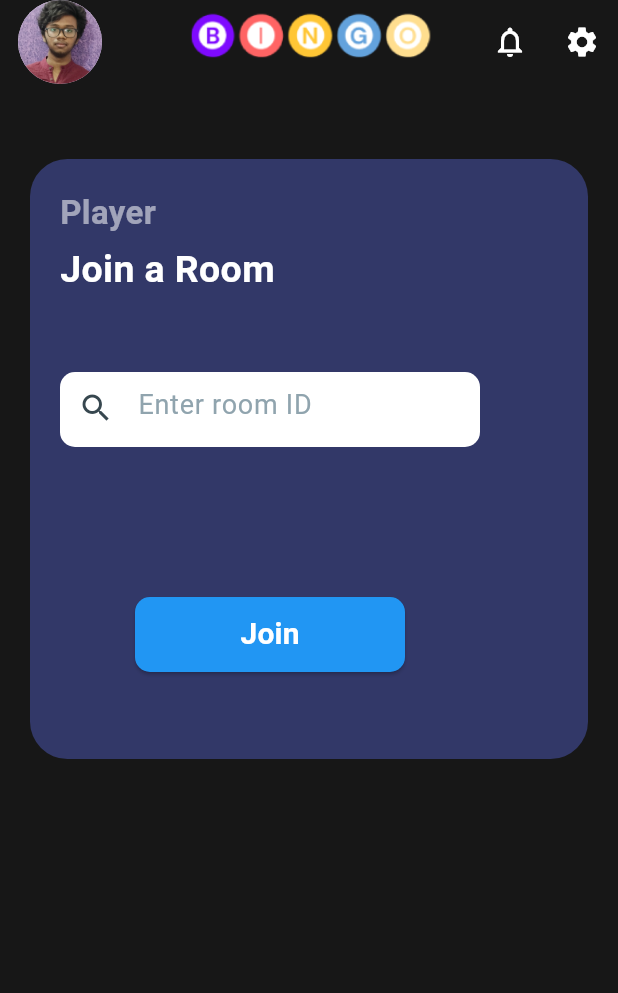
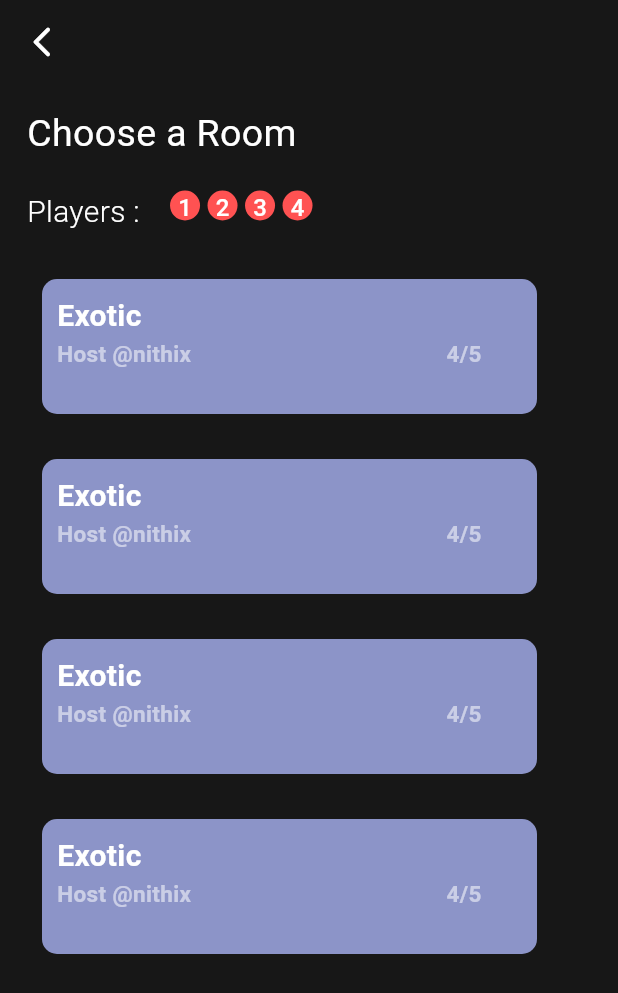
Before and after one commit to nithish25kumar/bingo-game-app, a Flutter app: the screen it shows after launch, on a phone screen of 412 x 824 dp. Shown: the top 993 px of the screen. Run offline on Flutter 3.47's test engine with Material 3 defaults, Android fonts, the light colour scheme and no system bars.

Commit message:
feat : Added chhose a Room Screen to join the game

```diff
--- a/lib/main.dart
+++ b/lib/main.dart
@@ -1,3 +1,4 @@
+import 'package:bingo/repositary/screens/choose%20a%20room/chooseroom.dart';
 import 'package:bingo/repositary/screens/gameSettings/customizeBoard.dart';
 import 'package:bingo/repositary/screens/joinroom/joinroom.dart';
 import 'package:bingo/repositary/screens/room/room.dart';
@@ -19,7 +20,7 @@ class MyApp extends StatelessWidget {
       theme: ThemeData(
         colorScheme: ColorScheme.fromSeed(seedColor: Colors.deepPurple),
       ),
-      home: Joinroom(),
+      home: Chooseroom(),
     );
   }
 }
--- /dev/null
+++ b/lib/repositary/screens/choose a room/chooseroom.dart
@@ -0,0 +1,300 @@
+import 'package:flutter/material.dart';
+
+class Chooseroom extends StatefulWidget {
+  const Chooseroom({super.key});
+
+  @override
+  State<Chooseroom> createState() => _ChooseroomState();
+}
+
+class _ChooseroomState extends State<Chooseroom> {
+  @override
+  Widget build(BuildContext context) {
+    return Scaffold(
+      backgroundColor: Color(0xFF171717),
+      appBar: AppBar(
+        backgroundColor: Color(0xFF171717),
+        leading: IconButton(
+            onPressed: () {},
+            icon: Icon(
+              Icons.arrow_back_ios_new_rounded,
+              color: Colors.white,
+            )),
+        elevation: 0,
+      ),
+      body: Padding(
+        padding: const EdgeInsets.only(top: 15, left: 18),
+        child: Column(
+          crossAxisAlignment: CrossAxisAlignment.start,
+          children: [
+            Text(
+              "Choose a Room",
+              style: TextStyle(
+                  color: Colors.white,
+                  fontSize: 25,
+                  fontWeight: FontWeight.w400),
+            ),
+            SizedBox(
+              height: 20,
+            ),
+            Row(
+              crossAxisAlignment: CrossAxisAlignment.start,
+              children: [
+                Text(
+                  "Players : ",
+                  style: TextStyle(
+                      color: Colors.white,
+                      fontWeight: FontWeight.w300,
+                      fontSize: 20),
+                ),
+                SizedBox(
+                  width: 15,
+                ),
+                CircleAvatar(
+                  radius: 10,
+                  backgroundColor: Colors.redAccent,
+                  child: Text(
+                    "1",
+                    style: TextStyle(color: Colors.white),
+                  ),
+                ),
+                SizedBox(
+                  width: 5,
+                ),
+                CircleAvatar(
+                  radius: 10,
+                  backgroundColor: Colors.redAccent,
+                  child: Text(
+                    "2",
+                    style: TextStyle(color: Colors.white),
+                  ),
+                ),
+                SizedBox(
+                  width: 5,
+                ),
+                Align(
+                  alignment: Alignment.center,
+                  child: CircleAvatar(
+                    radius: 10,
+                    backgroundColor: Colors.redAccent,
+                    child: Text(
+                      "3",
+                      style: TextStyle(color: Colors.white),
+                    ),
+                  ),
+                ),
+                SizedBox(
+                  width: 5,
+                ),
+                CircleAvatar(
+                  radius: 10,
+                  backgroundColor: Colors.redAccent,
+                  child: Text(
+                    "4",
+                    style: TextStyle(color: Colors.white),
+                  ),
+                )
+              ],
+            ),
+            SizedBox(
+              height: 20,
+            ),
+            Padding(
+              padding: const EdgeInsets.only(top: 10, left: 10, right: 30),
+              child: Container(
+                height: 90,
+                width: 330,
+                decoration: BoxDecoration(
+                    color: Color(0xff8c94c8),
+                    borderRadius: BorderRadius.circular(10)),
+                child: Padding(
+                  padding: const EdgeInsets.only(top: 10, left: 10),
+                  child: Column(
+                    crossAxisAlignment: CrossAxisAlignment.start,
+                    children: [
+                      Text(
+                        "Exotic",
+                        style: TextStyle(
+                            color: Colors.white,
+                            fontWeight: FontWeight.w600,
+                            fontSize: 20),
+                      ),
+                      Row(
+                        children: [
+                          Text(
+                            "Host @nithix",
+                            style: TextStyle(
+                                color: Colors.white54,
+                                fontWeight: FontWeight.w600,
+                                fontSize: 15),
+                          ),
+                          SizedBox(
+                            width: 170,
+                          ),
+                          Text(
+                            "4/5",
+                            style: TextStyle(
+                                color: Colors.white54,
+                                fontWeight: FontWeight.w600,
+                                fontSize: 15),
+                          ),
+                        ],
+                      )
+                    ],
+                  ),
+                ),
+              ),
+            ),
+            SizedBox(
+              height: 20,
+            ),
+            Padding(
+              padding: const EdgeInsets.only(top: 10, left: 10, right: 30),
+              child: Container(
+                height: 90,
+                width: 330,
+                decoration: BoxDecoration(
+                    color: Color(0xff8c94c8),
+                    borderRadius: BorderRadius.circular(10)),
+                child: Padding(
+                  padding: const EdgeInsets.only(top: 10, left: 10),
+                  child: Column(
+                    crossAxisAlignment: CrossAxisAlignment.start,
+                    children: [
+                      Text(
+                        "Exotic",
+                        style: TextStyle(
+                            color: Colors.white,
+                            fontWeight: FontWeight.w600,
+                            fontSize: 20),
+                      ),
+                      Row(
+                        children: [
+                          Text(
+                            "Host @nithix",
+                            style: TextStyle(
+                                color: Colors.white54,
+                                fontWeight: FontWeight.w600,
+                                fontSize: 15),
+                          ),
+                          SizedBox(
+                            width: 170,
+                          ),
+                          Text(
+                            "4/5",
+                            style: TextStyle(
+                                color: Colors.white54,
+                                fontWeight: FontWeight.w600,
+                                fontSize: 15),
+                          ),
+                        ],
+                      )
+                    ],
+                  ),
+                ),
+              ),
+            ),
+            SizedBox(
+              height: 20,
+            ),
+            Padding(
+              padding: const EdgeInsets.only(top: 10, left: 10, right: 30),
+              child: Container(
+                height: 90,
+                width: 330,
+                decoration: BoxDecoration(
+                    color: Color(0xff8c94c8),
+                    borderRadius: BorderRadius.circular(10)),
+                child: Padding(
+                  padding: const EdgeInsets.only(top: 10, left: 10),
+                  child: Column(
+                    crossAxisAlignment: CrossAxisAlignment.start,
+                    children: [
+                      Text(
+                        "Exotic",
+                        style: TextStyle(
+                            color: Colors.white,
+                            fontWeight: FontWeight.w600,
+                            fontSize: 20),
+                      ),
+                      Row(
+                        children: [
+                          Text(
+                            "Host @nithix",
+                            style: TextStyle(
+                                color: Colors.white54,
+                                fontWeight: FontWeight.w600,
+                                fontSize: 15),
+                          ),
+                          SizedBox(
+                            width: 170,
+                          ),
+                          Text(
+                            "4/5",
+                            style: TextStyle(
+                                color: Colors.white54,
+                                fontWeight: FontWeight.w600,
+                                fontSize: 15),
+                          ),
+                        ],
+                      )
+                    ],
+                  ),
+                ),
+              ),
+            ),
+            SizedBox(
+              height: 20,
+            ),
+            Padding(
+              padding: const EdgeInsets.only(top: 10, left: 10, right: 30),
+              child: Container(
+                height: 90,
+                width: 330,
+                decoration: BoxDecoration(
+                    color: Color(0xff8c94c8),
+                    borderRadius: BorderRadius.circular(10)),
+                child: Padding(
+                  padding: const EdgeInsets.only(top: 10, left: 10),
+                  child: Column(
+                    crossAxisAlignment: CrossAxisAlignment.start,
+                    children: [
+                      Text(
+                        "Exotic",
+                        style: TextStyle(
+                            color: Colors.white,
+                            fontWeight: FontWeight.w600,
+                            fontSize: 20),
+                      ),
+                      Row(
+                        children: [
+                          Text(
+                            "Host @nithix",
+                            style: TextStyle(
+                                color: Colors.white54,
+                                fontWeight: FontWeight.w600,
+                                fontSize: 15),
+                          ),
+                          SizedBox(
+                            width: 170,
+                          ),
+                          Text(
+                            "4/5",
+                            style: TextStyle(
+                                color: Colors.white54,
+                                fontWeight: FontWeight.w600,
+                                fontSize: 15),
+                          ),
+                        ],
+                      )
+                    ],
+                  ),
+                ),
+              ),
+            )
+          ],
+        ),
+      ),
+    );
+  }
+}
```
